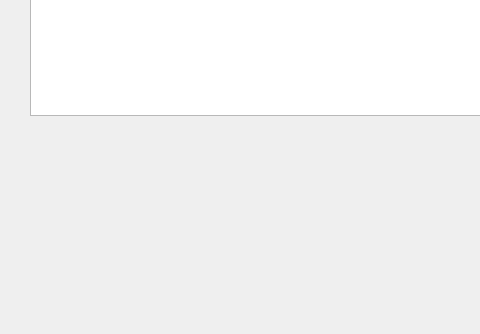
Before: the Qt Designer form weather_monitor_gui.ui in Dreamwalkerx5/weather_monitor, drawn with Qt 5; both pictures show x 0 to 480 and y 465 to 799 of the 1090 by 799 pixel window.
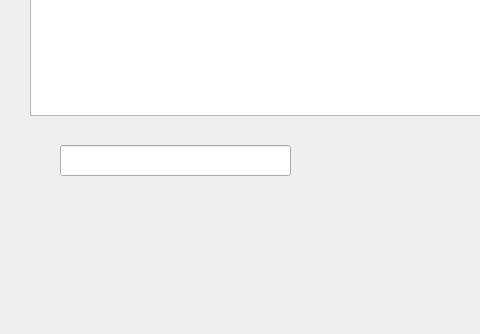
After: the same form once the commit is applied.

The edit to the form file:
```diff
--- a/weather_monitor_gui.ui
+++ b/weather_monitor_gui.ui
@@ -165,6 +165,24 @@
     <column/>
     <column/>
    </widget>
+   <widget class="QLineEdit" name="lineEdit_2">
+    <property name="geometry">
+     <rect>
+      <x>60</x>
+      <y>610</y>
+      <width>231</width>
+      <height>31</height>
+     </rect>
+    </property>
+    <property name="font">
+     <font>
+      <pointsize>10</pointsize>
+     </font>
+    </property>
+    <property name="toolTip">
+     <string>City</string>
+    </property>
+   </widget>
   </widget>
   <widget class="QMenuBar" name="menubar">
    <property name="geometry">
```
